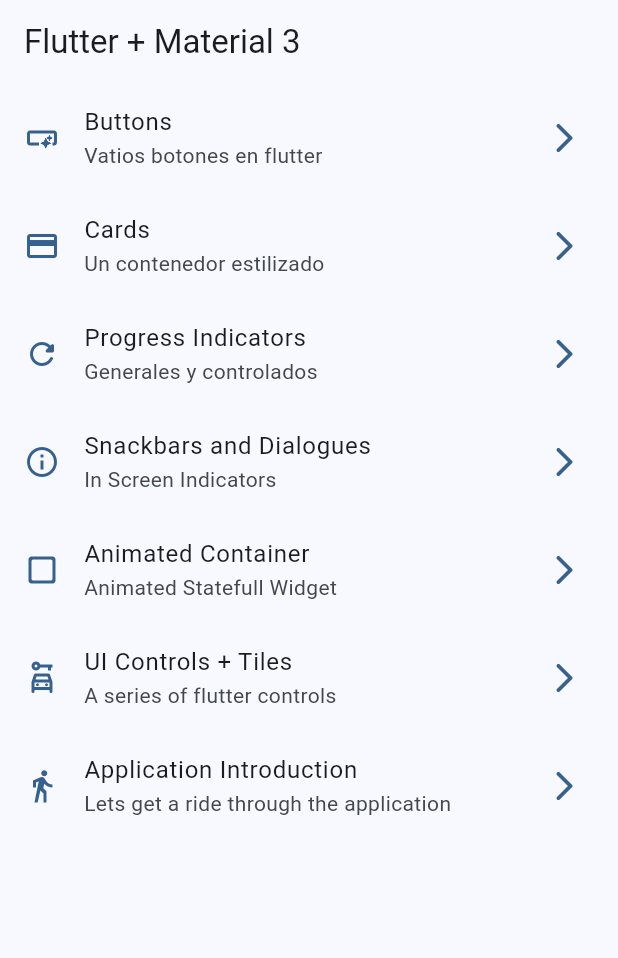
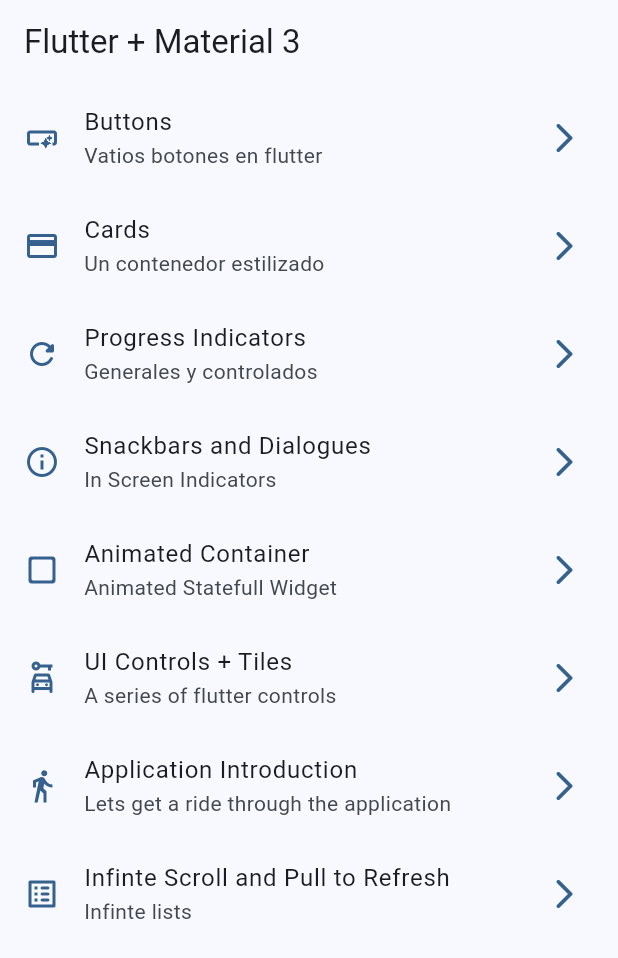
Before and after one commit to NirouNacho/widgets_app, a Flutter app: the screen it shows after launch, on a phone screen of 412 x 824 dp. Shown: the top 958 px of the screen. Run offline on Flutter 3.47's test engine with Material 3 defaults, Android fonts, the phone set to English and light mode, and no system bars; our stand-ins replace animate_do, go_router; missing offline and left inert: dart:ffi.

Commit message:
added infinte scroll to routes. infinte scroll

```diff
--- a/lib/config/menu/menu_items.dart
+++ b/lib/config/menu/menu_items.dart
@@ -49,4 +49,9 @@ const appMenuItems = <MenuItem>[
       subTitle: 'Lets get a ride through the application',
       link: '/tutorial',
       icon: Icons.directions_walk),
+        MenuItem(
+      title: 'Infinte Scroll and Pull to Refresh',
+      subTitle: 'Infinte lists',
+      link: '/infinite',
+      icon: Icons.list_alt_rounded),
 ];
--- a/lib/config/router/app_router.dart
+++ b/lib/config/router/app_router.dart
@@ -45,5 +45,10 @@ final appRouter = GoRouter(
       name: AppTutorialScreen.name,
       builder: (context, state) => const AppTutorialScreen(),
     ),
+    GoRoute(
+      path: '/infinite',
+      name: InfiniteScrollScreen.name,
+      builder: (context, state) => const InfiniteScrollScreen(),
+    ),
   ],
 );
```
Also changed, not shown: lib/presentation/screens/infinite_scroll/infinite_scroll_screen.dart (+80 -3 lines).
